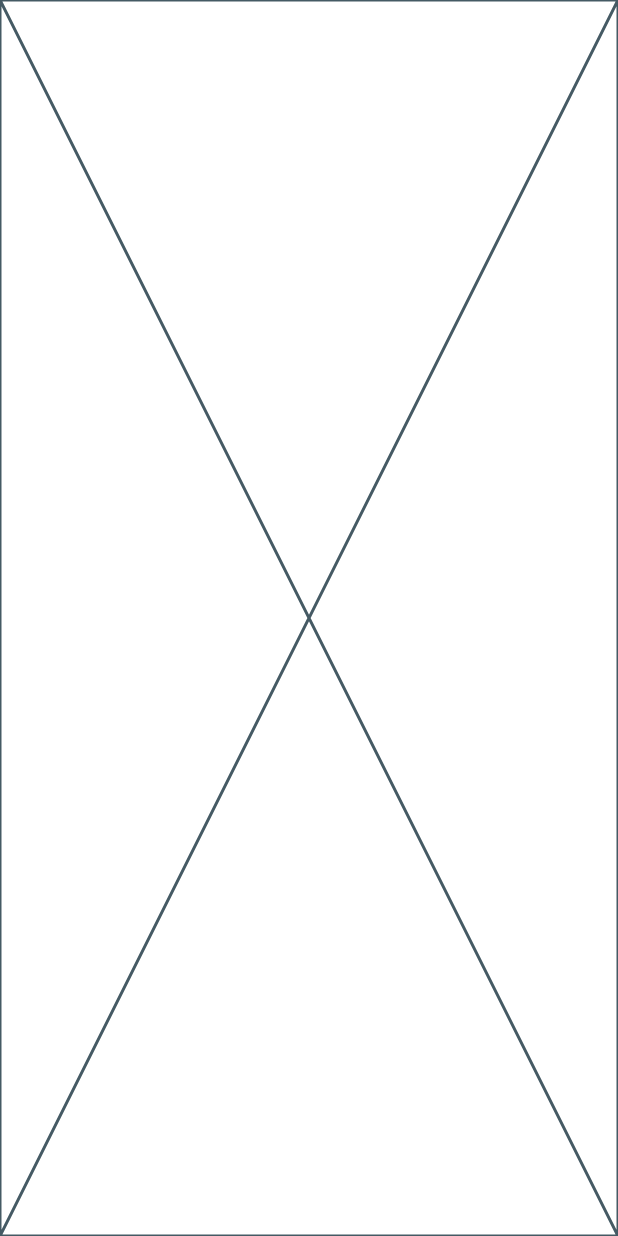
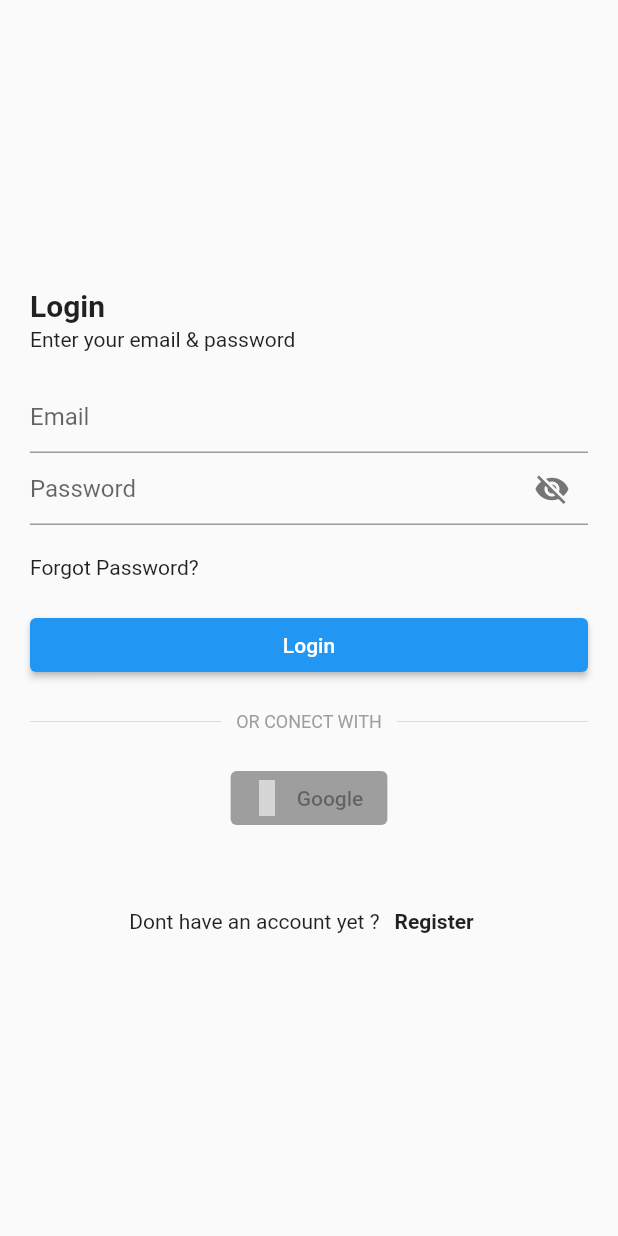
Before and after one commit to yogaalr/E-WalletAPPS, a Flutter app: the screen it shows after launch, on a phone screen of 412 x 824 dp. Run offline on Flutter 3.47's test engine with Material 2 defaults, Android fonts, the phone set to English and light mode, and no system bars; our stand-ins replace fluttertoast, material_design_icons_flutter; grey boxes are pictures that could not be loaded.

Commit message:
menambah login screen dan forgot password

```diff
--- a/ewallet/lib/main.dart
+++ b/ewallet/lib/main.dart
@@ -12,10 +12,12 @@ class MyApp extends StatelessWidget {
   @override
   Widget build(BuildContext context) {
     return MaterialApp(
-        title: 'Flutter Demo',
-        theme: ThemeData(
-          primarySwatch: Colors.blue,
-        ),
-        home: Splash());
+      debugShowCheckedModeBanner: false,
+      title: 'E-Wallet',
+      theme: ThemeData(
+        primarySwatch: Colors.blue,
+      ),
+      home: Splash(),
+    );
   }
 }
--- /dev/null
+++ b/ewallet/lib/screens/auth/login.dart
@@ -0,0 +1,128 @@
+import 'package:ewallet/screens/auth/forgot_password.dart';
+import 'package:ewallet/screens/home.dart';
+import 'package:ewallet/widgets/widget_auth.dart';
+import 'package:ewallet/widgets/widgets.dart';
+import 'package:flutter/material.dart';
+
+class Login extends StatefulWidget {
+  const Login({super.key});
+
+  @override
+  State<Login> createState() => _LoginState();
+}
+
+class _LoginState extends State<Login> {
+  final TextEditingController _email = TextEditingController();
+  final TextEditingController _password = TextEditingController();
+  bool _obscureText = true;
+  bool _isLoading = false;
+
+  Widget _inputEmail() {
+    return Container(
+      child: TextField(
+        controller: _email,
+        decoration: InputDecoration(
+          hintText: 'Email',
+        ),
+      ),
+    );
+  }
+
+  Widget _inputPassword() {
+    return Stack(
+      children: <Widget>[
+        Container(
+          child: TextField(
+            controller: _password,
+            obscureText: _obscureText,
+            decoration: InputDecoration(
+              hintText: 'Password',
+            ),
+          ),
+        ),
+        Align(
+          alignment: Alignment.centerRight,
+          child: IconButton(
+            onPressed: () {
+              setState(() => _obscureText = !_obscureText);
+            },
+            icon: Icon(
+              _obscureText ? Icons.visibility_off : Icons.visibility,
+              color: Colors.grey[600],
+            ),
+          ),
+        )
+      ],
+    );
+  }
+
+  Widget _inputSubmit() {
+    return wInputSubmit(
+      title: 'Login',
+      onPressed: _loginSemetara,
+    );
+  }
+
+  Widget _forgotPassword() {
+    return GestureDetector(
+      child: Align(
+        alignment: Alignment.centerLeft,
+        child: Container(
+          color: Colors.transparent,
+          padding: EdgeInsets.fromLTRB(0, 20, 20, 20),
+          child: Text(
+            'Forgot Password?',
+          ),
+        ),
+      ),
+      onTap: () => wPushTo(context, ForgotPassword()),
+    );
+  }
+
+  Widget _textRegister() {
+    return wTextLink(
+        text: 'Dont have an account yet ?', title: 'Register', onTap: () {});
+  }
+
+  @override
+  Widget build(BuildContext context) {
+    return GestureDetector(
+      onTap: () => FocusScope.of(context).unfocus(),
+      child: _isLoading
+          ? wAppLoading()
+          : Scaffold(
+              resizeToAvoidBottomInset: false,
+              body: Container(
+                margin: EdgeInsets.symmetric(horizontal: 20),
+                child: Column(
+                  mainAxisAlignment: MainAxisAlignment.center,
+                  children: <Widget>[
+                    wAuthTitle(
+                      title: 'Login',
+                      subtitle: 'Enter your email & password',
+                    ),
+                    _inputEmail(),
+                    _inputPassword(),
+                    _forgotPassword(),
+                    _inputSubmit(),
+                    wTextDivider(),
+                    wGoogleSignIn(),
+                    _textRegister()
+                  ],
+                ),
+              )),
+    );
+  }
+
+  void _loginSemetara() async {
+    if (_email.text == 'demo@gmail.com' && _password.text == '123123') {
+      setState(() {
+        _isLoading = true;
+      });
+      await Future.delayed(Duration(seconds: 2));
+      wPushReplaceTo(context, Home());
+    } else {
+      print('Gagal');
+    }
+  }
+}
--- /dev/null
+++ b/ewallet/lib/screens/auth/register.dart
@@ -0,0 +1,128 @@
+import 'package:ewallet/screens/auth/forgot_password.dart';
+import 'package:ewallet/screens/home.dart';
+import 'package:ewallet/widgets/widget_auth.dart';
+import 'package:ewallet/widgets/widgets.dart';
+import 'package:flutter/material.dart';
+
+class Login extends StatefulWidget {
+  const Login({super.key});
+
+  @override
+  State<Login> createState() => _LoginState();
+}
+
+class _LoginState extends State<Login> {
+  final TextEditingController _email = TextEditingController();
+  final TextEditingController _password = TextEditingController();
+  bool _obscureText = true;
+  bool _isLoading = false;
+
+  Widget _inputEmail() {
+    return Container(
+      child: TextField(
+        controller: _email,
+        decoration: InputDecoration(
+          hintText: 'Email',
+        ),
+      ),
+    );
+  }
+
+  Widget _inputPassword() {
+    return Stack(
+      children: <Widget>[
+        Container(
+          child: TextField(
+            controller: _password,
+            obscureText: _obscureText,
+            decoration: InputDecoration(
+              hintText: 'Password',
+            ),
+          ),
+        ),
+        Align(
+          alignment: Alignment.centerRight,
+          child: IconButton(
+            onPressed: () {
+              setState(() => _obscureText = !_obscureText);
+            },
+            icon: Icon(
+              _obscureText ? Icons.visibility_off : Icons.visibility,
+              color: Colors.grey[600],
+            ),
+          ),
+        )
+      ],
+    );
+  }
+
+  Widget _inputSubmit() {
+    return wInputSubmit(
+      title: 'Login',
+      onPressed: _loginSemetara,
+    );
+  }
+
+  Widget _forgotPassword() {
+    return GestureDetector(
+      child: Align(
+        alignment: Alignment.centerLeft,
+        child: Container(
+          color: Colors.transparent,
+          padding: EdgeInsets.fromLTRB(0, 20, 20, 20),
+          child: Text(
+            'Forgot Password?',
+          ),
+        ),
+      ),
+      onTap: () => wPushTo(context, ForgotPassword()),
+    );
+  }
+
+  Widget _textRegister() {
+    return wTextLink(
+        text: 'Dont have an account yet ?', title: 'Register', onTap: () {});
+  }
+
+  @override
+  Widget build(BuildContext context) {
+    return GestureDetector(
+      onTap: () => FocusScope.of(context).unfocus(),
+      child: _isLoading
+          ? wAppLoading()
+          : Scaffold(
+              resizeToAvoidBottomInset: false,
+              body: Container(
+                margin: EdgeInsets.symmetric(horizontal: 20),
+                child: Column(
+                  mainAxisAlignment: MainAxisAlignment.center,
+                  children: <Widget>[
+                    wAuthTitle(
+                      title: 'Login',
+                      subtitle: 'Enter your email & password',
+                    ),
+                    _inputEmail(),
+                    _inputPassword(),
+                    _forgotPassword(),
+                    _inputSubmit(),
+                    wTextDivider(),
+                    wGoogleSignIn(),
+                    _textRegister()
+                  ],
+                ),
+              )),
+    );
+  }
+
+  void _loginSemetara() async {
+    if (_email.text == 'demo@gmail.com' && _password.text == '123123') {
+      setState(() {
+        _isLoading = true;
+      });
+      await Future.delayed(Duration(seconds: 2));
+      wPushReplaceTo(context, Home());
+    } else {
+      print('Gagal');
+    }
+  }
+}
--- a/ewallet/lib/screens/home.dart
+++ b/ewallet/lib/screens/home.dart
@@ -10,6 +10,10 @@ class Home extends StatefulWidget {
 class _HomeState extends State<Home> {
   @override
   Widget build(BuildContext context) {
-    return const Placeholder();
+    return Scaffold(
+      body: Center(
+        child: Text('Home'),
+      ),
+    );
   }
 }
--- /dev/null
+++ b/ewallet/lib/widgets/widget_auth.dart
@@ -0,0 +1,93 @@
+import 'package:flutter/material.dart';
+import 'package:material_design_icons_flutter/material_design_icons_flutter.dart';
+
+///Widget AuthTitle
+Widget wAuthTitle({required String title, required String subtitle}) {
+  return Container(
+    width: double.infinity,
+    padding: EdgeInsets.only(bottom: 20),
+    child: Column(
+      crossAxisAlignment: CrossAxisAlignment.start,
+      children: <Widget>[
+        Text(
+          title,
+          style: TextStyle(
+            fontSize: 20,
+            fontWeight: FontWeight.bold,
+          ),
+        ),
+        SizedBox(height: 3),
+        Text(subtitle),
+      ],
+    ),
+  );
+}
+
+///Widget Divider
+Widget wTextDivider() {
+  return Container(
+    margin: EdgeInsets.symmetric(vertical: 10),
+    child: Row(
+      children: const <Widget>[
+        Expanded(
+          child: Divider(),
+        ),
+        Padding(
+          padding: EdgeInsets.all(10),
+          child: Text(
+            'OR CONECT WITH',
+            style: TextStyle(
+              fontSize: 12,
+              color: Colors.grey,
+            ),
+          ),
+        ),
+        Expanded(
+          child: Divider(),
+        ),
+      ],
+    ),
+  );
+}
+
+///Widget signInGoogle
+Widget wGoogleSignIn({VoidCallback? onPressed}) {
+  return Container(
+    // width: double.infinity,
+    child: ElevatedButton.icon(
+      icon: Icon(MdiIcons.google),
+      label: Text('Google'),
+      style: ButtonStyle(
+        backgroundColor: MaterialStateProperty.all<Color>(
+            Colors.grey), // Mengubah warna latar belakang menjadi abu-abu
+      ),
+      onPressed: onPressed,
+    ),
+  );
+}
+
+///Register
+Widget wTextLink(
+    {required String text, required String title, VoidCallback? onTap}) {
+  return Container(
+    margin: EdgeInsets.only(top: 40),
+    child: Row(
+      mainAxisAlignment: MainAxisAlignment.center,
+      children: [
+        Text(text),
+        GestureDetector(
+            child: Container(
+              padding: const EdgeInsets.all(10),
+              color: Colors.transparent,
+              child: Text(
+                title,
+                style: TextStyle(
+                  fontWeight: FontWeight.bold,
+                ),
+              ),
+            ),
+            onTap: onTap),
+      ],
+    ),
+  );
+}
--- /dev/null
+++ b/ewallet/lib/widgets/widgets.dart
@@ -0,0 +1,63 @@
+import 'package:flutter/cupertino.dart';
+import 'package:flutter/material.dart';
+import 'dart:io' show Platform;
+
+import 'package:fluttertoast/fluttertoast.dart';
+
+///Widget Loading Aplication
+Widget wAppLoading() {
+  return Center(
+    child: Platform.isIOS
+        ? CupertinoActivityIndicator()
+        : CircularProgressIndicator(),
+  );
+}
+
+// Future wPushTo(BuildContext context, Widget Function() widget) {
+//   return Navigator.pushReplacement(
+//     context,
+//     MaterialPageRoute(builder: (context) => widget),
+//   );
+// }
+
+///Navigator Push
+Future<void> wPushTo(BuildContext context, Widget widget) async {
+  await Navigator.push(
+    context,
+    MaterialPageRoute(builder: (context) => widget),
+  );
+}
+
+///Navigator PushReplace
+Future<void> wPushReplaceTo(BuildContext context, Widget widget) async {
+  await Navigator.pushReplacement(
+    context,
+    MaterialPageRoute(builder: (context) => widget),
+  );
+}
+
+///Widget submitButton
+Widget wInputSubmit({required String title, VoidCallback? onPressed}) {
+  return Container(
+    width: double.infinity,
+    child: ElevatedButton(
+      style: ButtonStyle(
+        backgroundColor: MaterialStateProperty.all<Color>(
+            Colors.blue), // Mengatur warna latar belakang tombol menjadi biru
+      ),
+      child: Text(
+        title,
+        style: TextStyle(color: Colors.white),
+      ),
+      onPressed: onPressed,
+    ),
+  );
+}
+
+Future wShowToast(String msg) {
+  return Fluttertoast.showToast(
+      msg: msg,
+      backgroundColor: Colors.black,
+      textColor: Colors.white,
+      toastLength: Toast.LENGTH_LONG);
+}
```
Also changed, not shown: ewallet/lib/screens/auth/forgot_password.dart (added, +81 -0 lines), ewallet/lib/splash.dart (+22 -1 lines), ewallet/pubspec.yaml (+4 -3 lines), ewallet/pubspec.lock.
